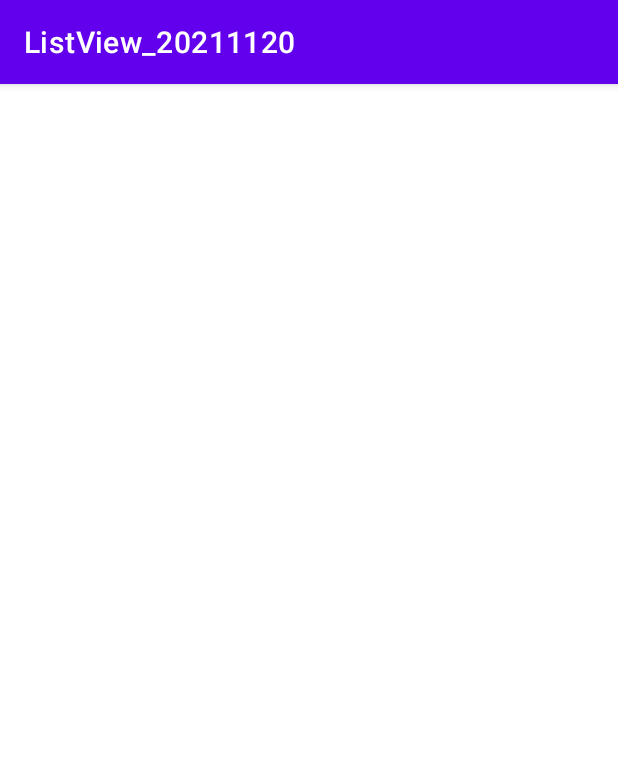
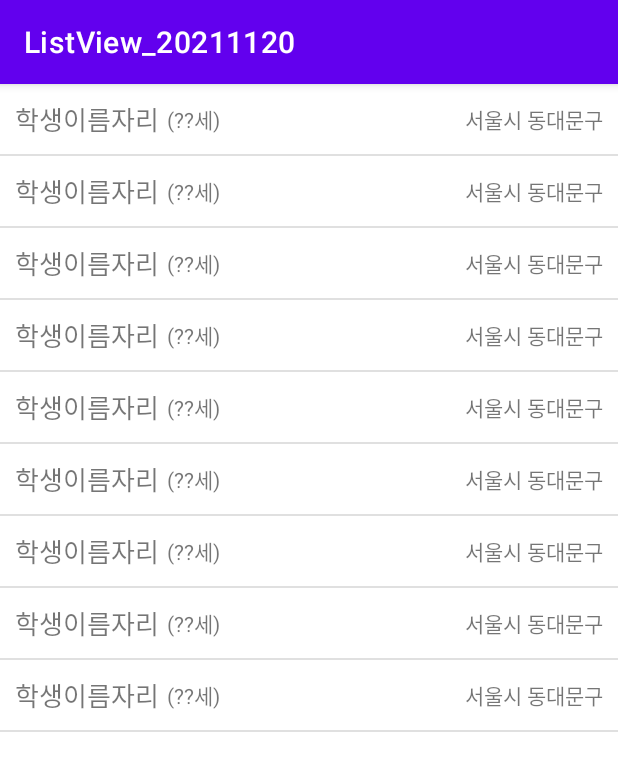
Before and after one commit to nepp-plus/ListView_20211120, an Android app: the screen it shows after launch (MainActivity), on a phone screen of 412 x 824 dp. Shown: the top 771 px of the screen. Run offline under Robolectric (Android 15) with nearby library versions, the phone set to English and light mode, and no system bars.

Commit message:
어댑터클래스를 변수로 담아서 -> 리스트뷰와 연결

```diff
--- a/app/src/main/java/com/neppplus/listview_20211120/MainActivity.kt
+++ b/app/src/main/java/com/neppplus/listview_20211120/MainActivity.kt
@@ -2,9 +2,13 @@ package com.neppplus.listview_20211120
 
 import androidx.appcompat.app.AppCompatActivity
 import android.os.Bundle
+import com.neppplus.listview_20211120.adapters.StudentAdapter
 import com.neppplus.listview_20211120.datas.StudentData
+import kotlinx.android.synthetic.main.activity_main.*
 
 class MainActivity : AppCompatActivity() {
+
+    lateinit var mStudentAdapter :  StudentAdapter
 
     val mStudentList = ArrayList<StudentData>()
 
@@ -22,7 +26,9 @@ class MainActivity : AppCompatActivity() {
         mStudentList.add(  StudentData( "윤성노", 1974, "서울시 중랑구" )  )
         mStudentList.add(  StudentData( "최연주", 1985, "서울시 성북구" )  )
 
+        mStudentAdapter =  StudentAdapter(this, R.layout.student_list_item, mStudentList)
 
+        studentListView.adapter = mStudentAdapter
 
     }
 }
```
